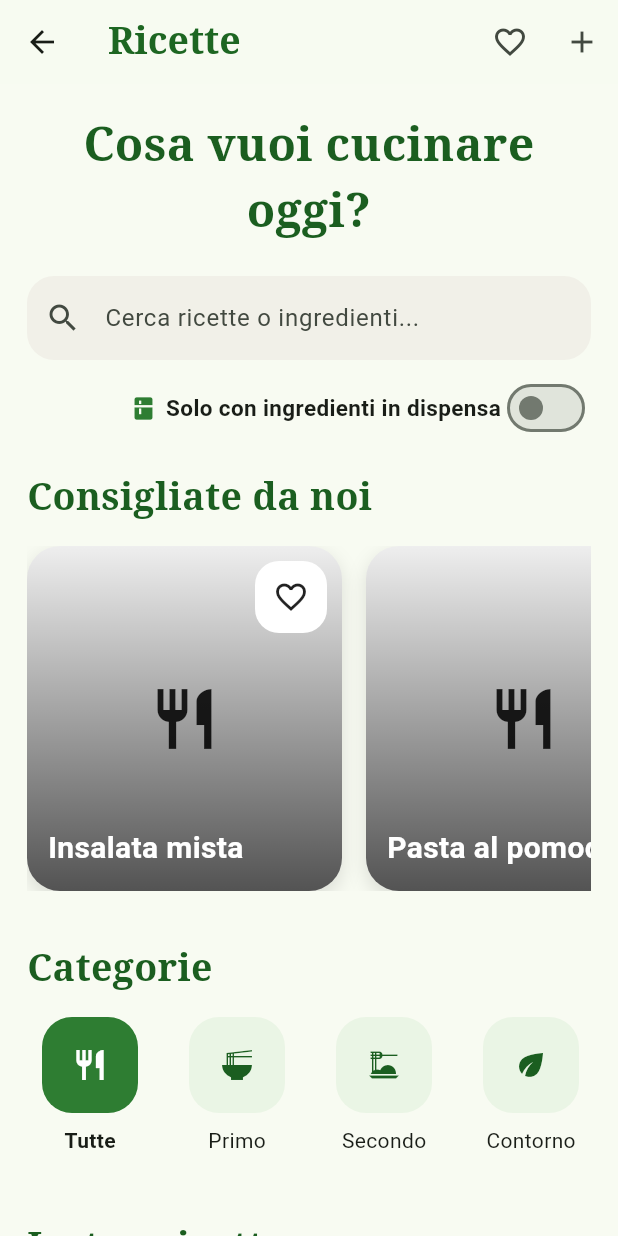
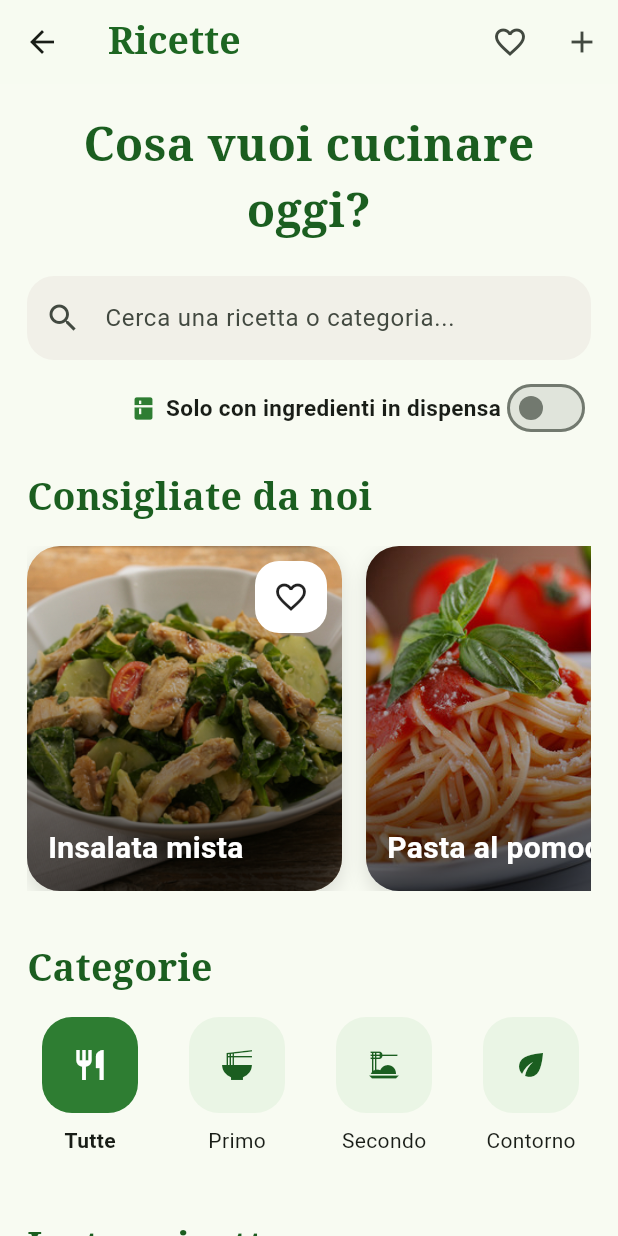
Before and after one commit to Ray04p/App_mobile, a Flutter app: the RecipesScreen screen opened directly, on a phone screen of 412 x 824 dp. Run offline on Flutter 3.47's test engine with Material 3 defaults, Android fonts, the phone set to English and light mode, and no system bars; our stand-ins replace image_picker, shared_preferences, sqflite; accounts and stored records are empty.

Commit message:
aggiunta foto ricette nel db

```diff
--- a/lib/screens/recipes_screen.dart
+++ b/lib/screens/recipes_screen.dart
@@ -169,7 +169,7 @@ class _RecipesScreenState extends State<RecipesScreen> {
           // Barra di ricerca testuale
           TextField(
             decoration: InputDecoration(
-              hintText: 'Cerca ricette o ingredienti...',
+              hintText: 'Cerca una ricetta o categoria...',
               prefixIcon: const Icon(Icons.search),
               filled: true,
               fillColor: const Color(0xFFF1F0E8),
```
Also changed, not shown: lib/database/database_helper.dart (+7 -7 lines), assets/images/carbonara.jpg (deleted), assets/images/insalata_mista.jpg (renamed from assets/images/insalata_pollo.jpg), assets/images/pancakes.jpg (deleted), assets/images/pasta_pesto.jpg (deleted), assets/images/pasta_pomodoro.jpg (added), assets/images/pollo_griglia.jpg (added).
